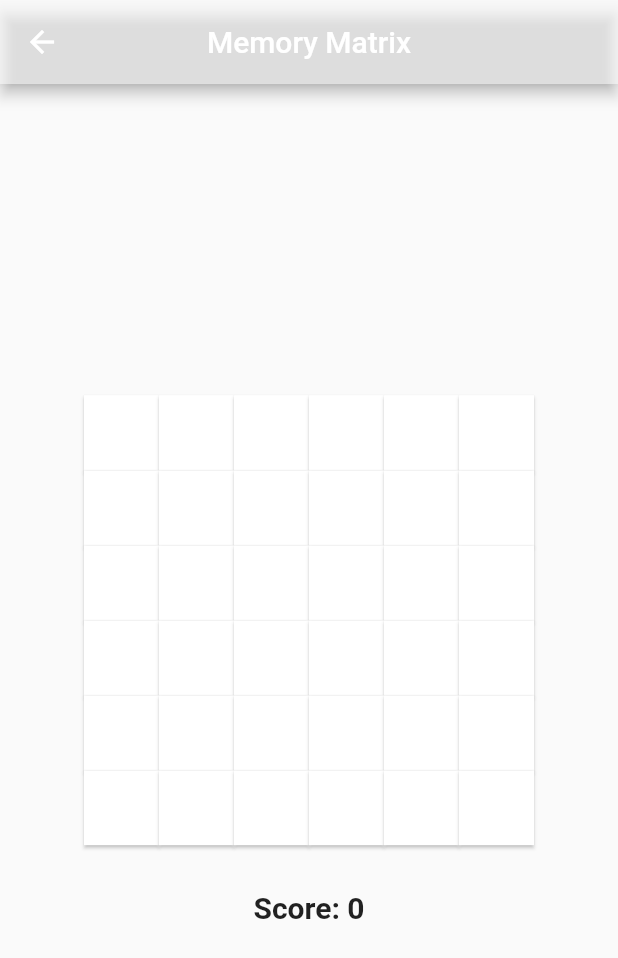
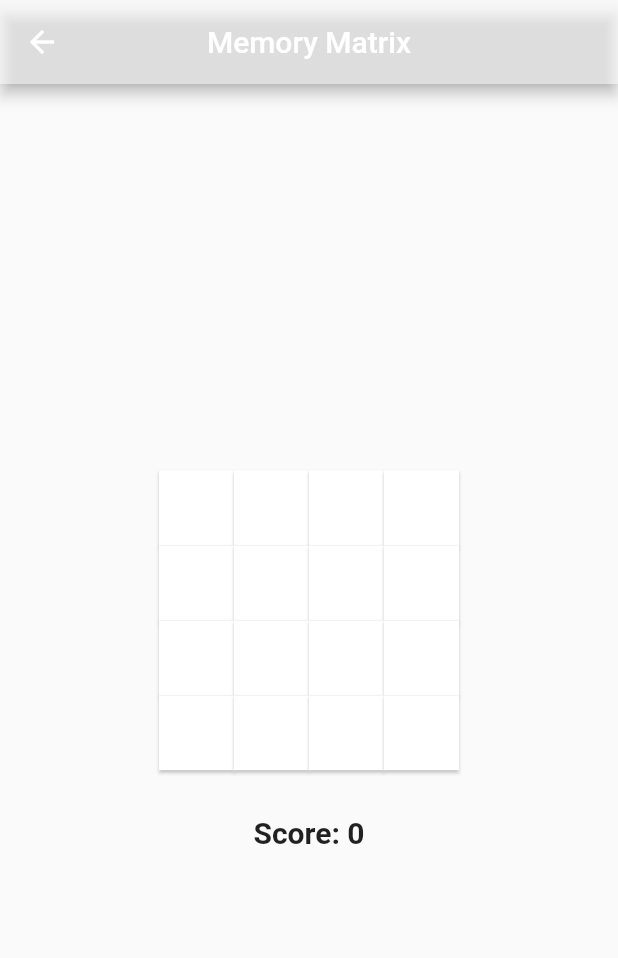
Before and after one commit to SriGiriT/Mind-Game, a Flutter app: the Game22 screen opened by its route, after a tap on "hide", on a phone screen of 412 x 824 dp. Shown: the top 958 px of the screen. Run offline on Flutter 3.47's test engine with Material 2 defaults, Android fonts, the phone set to English and light mode, and no system bars; our stand-ins replace google_mobile_ads; network calls fail.

Commit message:
reduce the girds of game2

```diff
--- a/lib/data/DataOf2.dart
+++ b/lib/data/DataOf2.dart
@@ -3,9 +3,9 @@ import 'package:memory_matrix/components/TilesForGame2.dart';
 
 List<TilesForGame2> getPairs() {
   List<TilesForGame2> pairs = [];
-  List<int> list = List<int>.generate(36, (i) => Random().nextInt(2));
+  List<int> list = List<int>.generate(16, (i) => Random().nextInt(2));
   int i = 0;
-  while (i < 36) {
+  while (i < 16) {
     TilesForGame2 temp = new TilesForGame2(false, list[i++]);
     pairs.add(temp);
   }
--- a/lib/screens/Game2.dart
+++ b/lib/screens/Game2.dart
@@ -17,7 +17,7 @@ class _Game2State extends State<Game2> {
   @override
   Widget build(BuildContext context) {
     length = 0;
-    int n = 36;
+    int n = 16;
     int tryy = 10;
     for (int i = 0; i < widget.list.length; i++) {
       print(widget.list[i].val);
@@ -50,19 +50,24 @@ class _Game2State extends State<Game2> {
                 SingleButton(widget.list[1]),
                 SingleButton(widget.list[2]),
                 SingleButton(widget.list[3]),
-                SingleButton(widget.list[4]),
-                SingleButton(widget.list[5])
               ],
             ),
             Row(
               mainAxisAlignment: MainAxisAlignment.center,
               children: [
+                SingleButton(widget.list[4]),
+                SingleButton(widget.list[5]),
                 SingleButton(widget.list[6]),
                 SingleButton(widget.list[7]),
+              ],
+            ),
+            Row(
+              mainAxisAlignment: MainAxisAlignment.center,
+              children: [
                 SingleButton(widget.list[8]),
                 SingleButton(widget.list[9]),
                 SingleButton(widget.list[10]),
-                SingleButton(widget.list[11])
+                SingleButton(widget.list[11]),
               ],
             ),
             Row(
@@ -72,41 +77,6 @@ class _Game2State extends State<Game2> {
                 SingleButton(widget.list[13]),
                 SingleButton(widget.list[14]),
                 SingleButton(widget.list[15]),
-                SingleButton(widget.list[16]),
-                SingleButton(widget.list[17])
-              ],
-            ),
-            Row(
-              mainAxisAlignment: MainAxisAlignment.center,
-              children: [
-                SingleButton(widget.list[18]),
-                SingleButton(widget.list[19]),
-                SingleButton(widget.list[20]),
-                SingleButton(widget.list[21]),
-                SingleButton(widget.list[22]),
-                SingleButton(widget.list[23])
-              ],
-            ),
-            Row(
-              mainAxisAlignment: MainAxisAlignment.center,
-              children: [
-                SingleButton(widget.list[24]),
-                SingleButton(widget.list[25]),
-                SingleButton(widget.list[26]),
-                SingleButton(widget.list[27]),
-                SingleButton(widget.list[28]),
-                SingleButton(widget.list[29])
-              ],
-            ),
-            Row(
-              mainAxisAlignment: MainAxisAlignment.center,
-              children: [
-                SingleButton(widget.list[30]),
-                SingleButton(widget.list[31]),
-                SingleButton(widget.list[32]),
-                SingleButton(widget.list[33]),
-                SingleButton(widget.list[34]),
-                SingleButton(widget.list[35])
               ],
             ),
             const SizedBox(
--- a/lib/screens/Game22.dart
+++ b/lib/screens/Game22.dart
@@ -68,19 +68,24 @@ class _Game12State extends State<Game22> {
                     SingleButton(list[1]),
                     SingleButton(list[2]),
                     SingleButton(list[3]),
-                    SingleButton(list[4]),
-                    SingleButton(list[5])
                   ],
                 ),
                 Row(
                   mainAxisAlignment: MainAxisAlignment.center,
                   children: [
+                    SingleButton(list[4]),
+                    SingleButton(list[5]),
                     SingleButton(list[6]),
                     SingleButton(list[7]),
+                  ],
+                ),
+                Row(
+                  mainAxisAlignment: MainAxisAlignment.center,
+                  children: [
                     SingleButton(list[8]),
                     SingleButton(list[9]),
                     SingleButton(list[10]),
-                    SingleButton(list[11])
+                    SingleButton(list[11]),
                   ],
                 ),
                 Row(
@@ -90,41 +95,6 @@ class _Game12State extends State<Game22> {
                     SingleButton(list[13]),
                     SingleButton(list[14]),
                     SingleButton(list[15]),
-                    SingleButton(list[16]),
-                    SingleButton(list[17])
-                  ],
-                ),
-                Row(
-                  mainAxisAlignment: MainAxisAlignment.center,
-                  children: [
-                    SingleButton(list[18]),
-                    SingleButton(list[19]),
-                    SingleButton(list[20]),
-                    SingleButton(list[21]),
-                    SingleButton(list[22]),
-                    SingleButton(list[23])
-                  ],
-                ),
-                Row(
-                  mainAxisAlignment: MainAxisAlignment.center,
-                  children: [
-                    SingleButton(list[24]),
-                    SingleButton(list[25]),
-                    SingleButton(list[26]),
-                    SingleButton(list[27]),
-                    SingleButton(list[28]),
-                    SingleButton(list[29])
-                  ],
-                ),
-                Row(
-                  mainAxisAlignment: MainAxisAlignment.center,
-                  children: [
-                    SingleButton(list[30]),
-                    SingleButton(list[31]),
-                    SingleButton(list[32]),
-                    SingleButton(list[33]),
-                    SingleButton(list[34]),
-                    SingleButton(list[35])
                   ],
                 ),
                 const SizedBox(
--- a/lib/screens/Game6.dart
+++ b/lib/screens/Game6.dart
@@ -82,6 +82,17 @@ class _Game6State extends State<Game6> {
                         });
                       }
                     },
+                  ),
+                  const SizedBox(
+                    height: 30,
+                  ),
+                  Text(
+                    'Score: ${tile.getScore()}',
+                    style: const TextStyle(
+                      fontSize: 20,
+                      fontWeight: FontWeight.bold,
+                      fontFamily: 'Roboto'
+                    ),
                   )
                 ],
               ),
```
Also changed, not shown: 1 other file.
